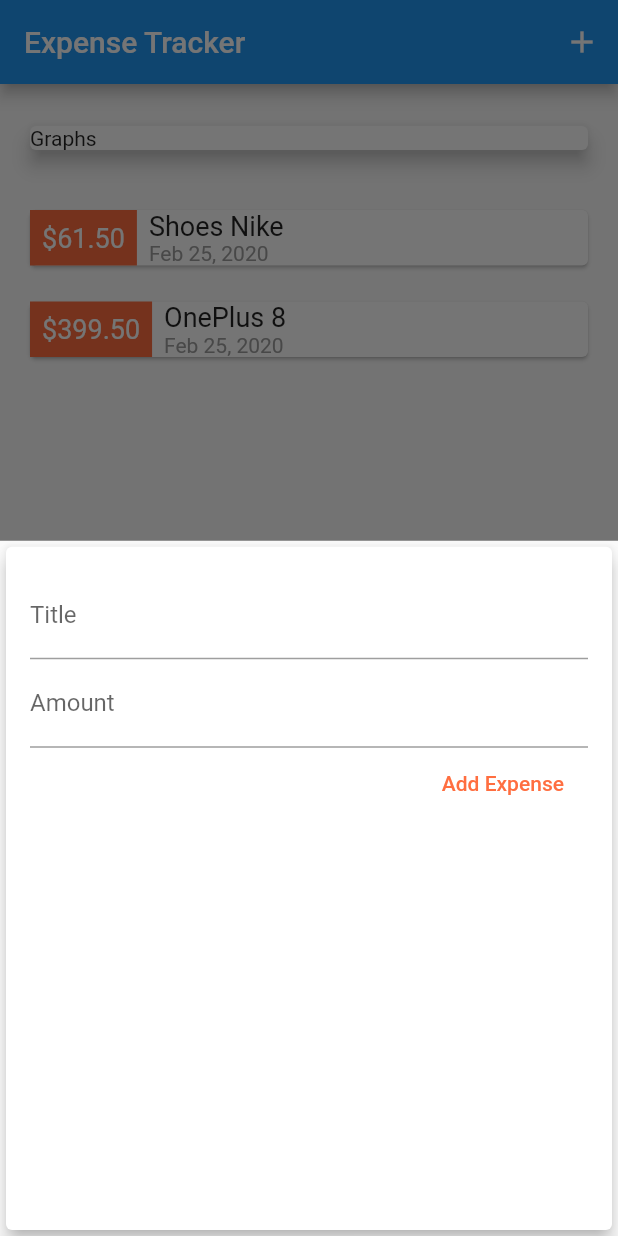
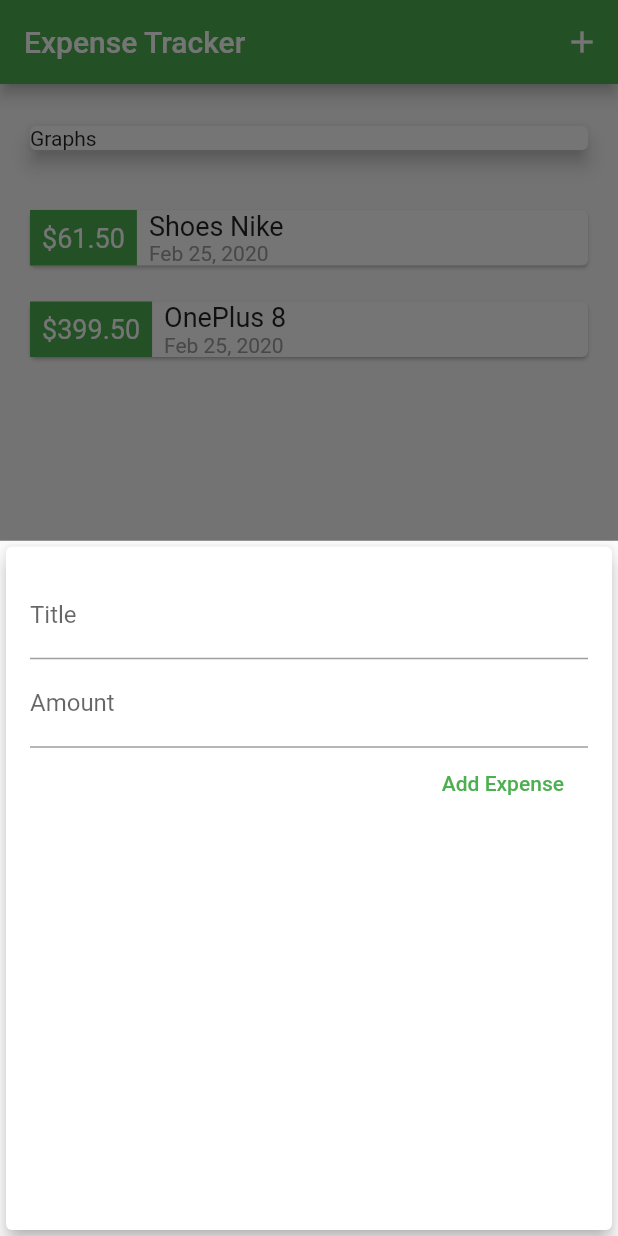
Before and after one commit to yashwp/expense_tracking, a Flutter app: the screen it shows after launch, after a tap on the "add" icon, on a phone screen of 412 x 824 dp. Run offline on Flutter 3.47's test engine with Material 2 defaults, Android fonts, the phone set to English and light mode, and no system bars.

Commit message:
Theming added

```diff
--- a/lib/main.dart
+++ b/lib/main.dart
@@ -10,7 +10,10 @@ class MyApp extends StatelessWidget {
   @override
   Widget build(BuildContext context) {
     return MaterialApp(
-      title: 'Flutter App',
+      title: 'Expense Tracker',
+      theme: ThemeData(
+        primarySwatch: Colors.green
+      ),
       home: MyHomePage(),
     );
   }
--- a/lib/widgets/add_transaction.dart
+++ b/lib/widgets/add_transaction.dart
@@ -22,6 +22,8 @@ class _AddTransactionState extends State<AddTransaction> {
       return;
     }
     widget.newExpense(title,amount);
+
+    Navigator.of(context).pop();
   }
 
   @override
@@ -49,7 +51,7 @@ class _AddTransactionState extends State<AddTransaction> {
             ),
             FlatButton(
               child: Text('Add Expense'),
-              textColor: Colors.deepOrangeAccent,
+              textColor: Theme.of(context).primaryColor,
               onPressed: submitData,
             ),
           ],
--- a/lib/widgets/transactions_list.dart
+++ b/lib/widgets/transactions_list.dart
@@ -11,7 +11,7 @@ class TransactionList extends StatelessWidget {
   @override
   Widget build(BuildContext context) {
     return Container(
-      height: 300,
+      height: 450,
       child: ListView.builder(
         itemBuilder: (ctx, index) {
           return Container(
@@ -20,7 +20,7 @@ class TransactionList extends StatelessWidget {
               child: Row(
                 children: <Widget>[
                   Container(
-                    color: Colors.deepOrangeAccent,
+                    color: Theme.of(context).primaryColor,
                     padding: EdgeInsets.all(8),
                     child: Text(
                       '\$${_transactions[index].amount.toStringAsFixed(2)}',
```
